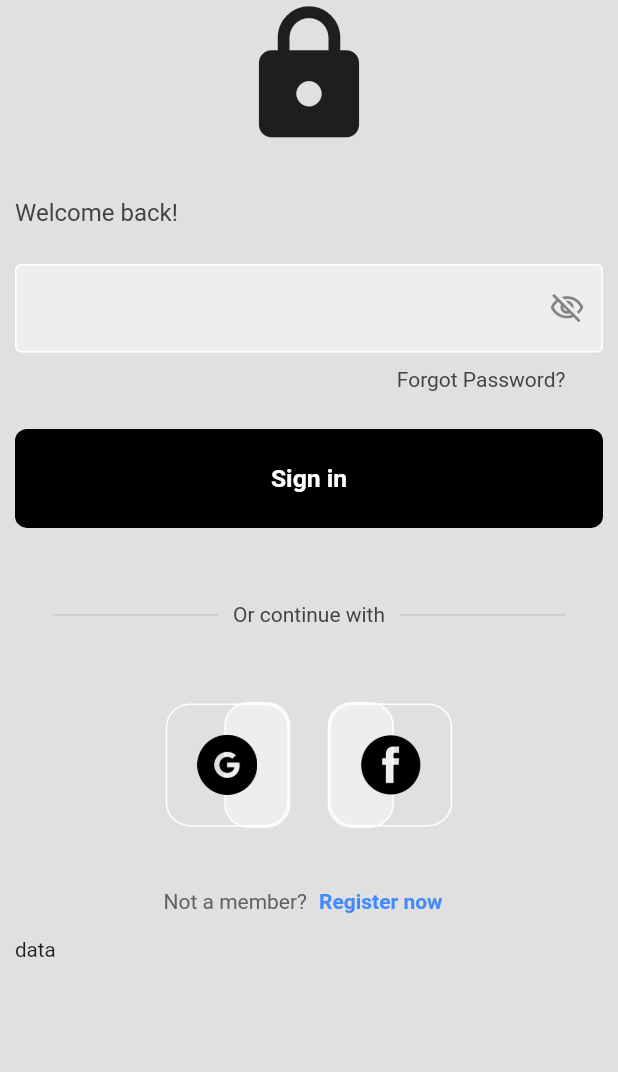
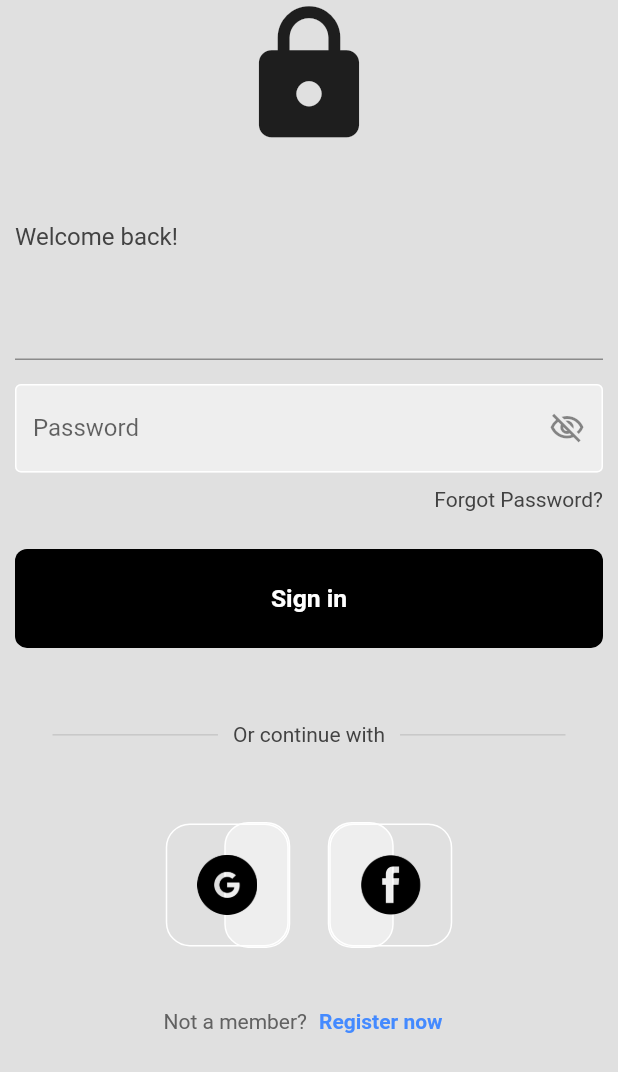
Before and after one commit to FaizAhamed2o1/MribMart, a Flutter app: the LoginScreen screen opened directly, on a phone screen of 412 x 824 dp. Shown: the top 1072 px of the screen. Run offline on Flutter 3.47's test engine with Material 2 defaults, Android fonts, the phone set to English and light mode, and no system bars; our stand-ins replace flutter_animate, flutter_riverpod, flutter_svg, sizer.

Commit message:
added hint and label text on text form fields

```diff
--- a/lib/pages/login_screen/view/login_screen.dart
+++ b/lib/pages/login_screen/view/login_screen.dart
@@ -5,8 +5,8 @@ import 'package:mribmart/utils/app_sizer.dart';
 import 'package:mribmart/common/widgets/sign_in_registration_button.dart';
 import 'package:sizer/sizer.dart';
 
+import '../../../common/provider/root_provider.dart';
 import '../../../common/widgets/square_tile.dart';
-import '../../provider/root_provider.dart';
 
 // class LoginScreen extends StatefulWidget {
 //   const LoginScreen({super.key});
@@ -224,7 +224,7 @@ class LoginScreen extends ConsumerWidget {
               size: 100,
             ),
 
-            gapH32,
+            gapH48,
 
             //welcome text
             Text(
@@ -264,7 +264,16 @@ class LoginScreen extends ConsumerWidget {
             // ),
 
             TextFormField(
-              controller: ref.watch(textControllerProvider('log_in')),
+              controller: ref.watch(
+                textControllerProvider('email'),
+              ),
+            ),
+            gapH16,
+
+            TextFormField(
+              controller: ref.watch(
+                textControllerProvider('log_in'),
+              ),
               obscureText: ref.watch(obscureProvider),
               decoration: InputDecoration(
                 //prefixIcon: leftLogo,
@@ -278,6 +287,11 @@ class LoginScreen extends ConsumerWidget {
                         : const Icon(Icons.visibility_outlined)),
 
                 //hintText: hintText,
+                hintText: 'Enter 8 digit password',
+                label: Text(
+                  'Password',
+                ),
+
                 hintStyle: TextStyle(
                   color: Colors.grey.shade500,
                 ),
@@ -303,9 +317,7 @@ class LoginScreen extends ConsumerWidget {
             ),
 
             // forgot password text
-            Padding(
-              padding: const EdgeInsets.symmetric(horizontal: 25.0),
-              child: Row(
+            Row(
               mainAxisAlignment: MainAxisAlignment.end,
               children: [
                 Text(
@@ -315,7 +327,6 @@ class LoginScreen extends ConsumerWidget {
                   ),
                 ),
               ],
-              ),
             ),
             const SizedBox(
               height: 25,
@@ -416,11 +427,6 @@ class LoginScreen extends ConsumerWidget {
                 ),
               ],
             ),
-
-            Text(
-              'data',
-              style: TextStyle(fontSize: 10.sp),
-            )
           ],
         ),
       ),
```
Also changed, not shown: lib/widgets/sign_in_registration_button.dart (deleted, +0 -30 lines), lib/common/provider/root_provider.dart (renamed from lib/pages/provider/root_provider.dart). Lines whose indentation alone changed are shown as unchanged.
